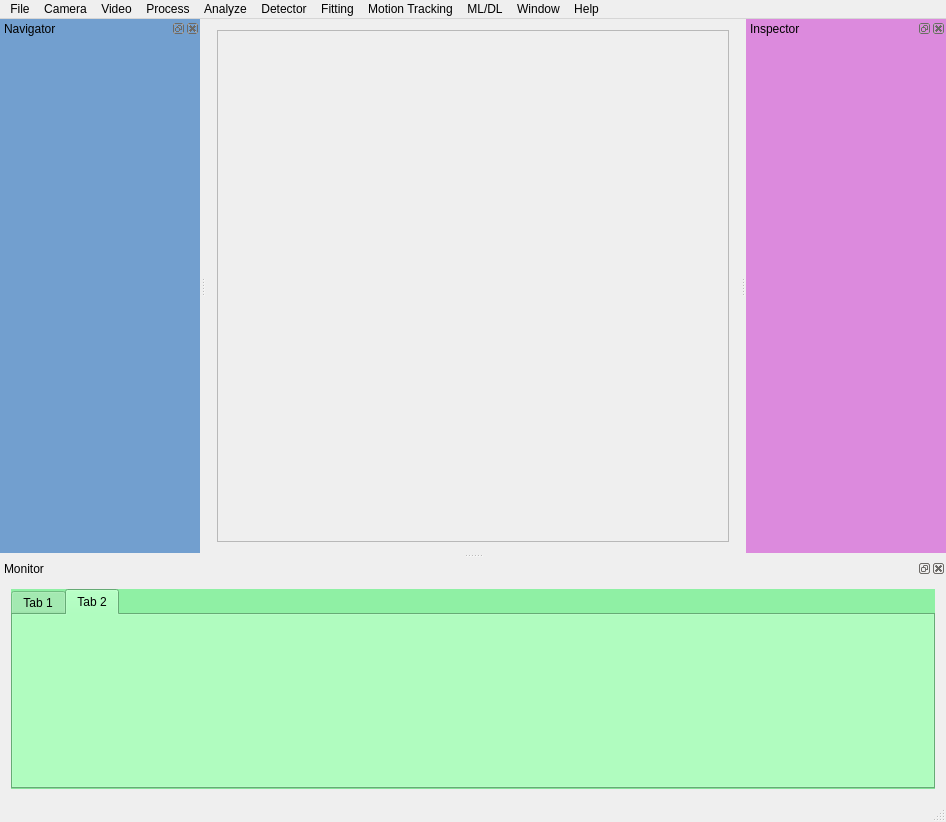
This is GuiApp/ui/MainWindow.ui in inoueshinichi/Dev_QtImgProcGuiApp as Qt 5 draws it before an edit. The edited form follows.
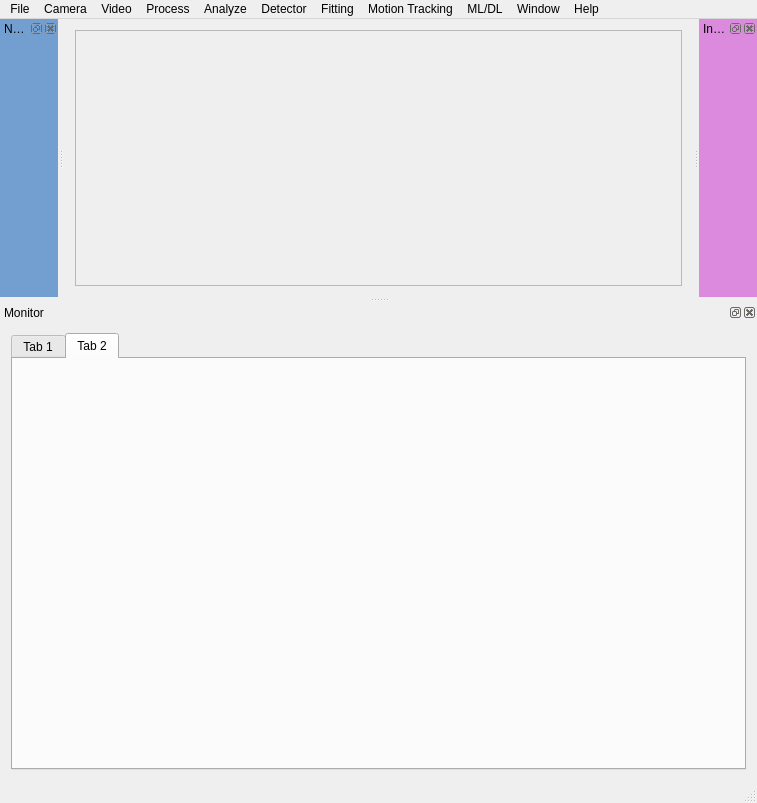
This is the edited form. The open tabs and pages were chosen to show the change.

The edit to the form file:
```diff
--- a/GuiApp/ui/MainWindow.ui
+++ b/GuiApp/ui/MainWindow.ui
@@ -6,8 +6,8 @@
    <rect>
     <x>0</x>
     <y>0</y>
-    <width>942</width>
-    <height>814</height>
+    <width>757</width>
+    <height>803</height>
    </rect>
   </property>
   <property name="sizePolicy">
@@ -40,8 +40,8 @@
      <widget class="QFrame" name="frame">
       <property name="minimumSize">
        <size>
-        <width>512</width>
-        <height>512</height>
+        <width>256</width>
+        <height>256</height>
        </size>
       </property>
       <property name="frameShape">
@@ -59,7 +59,7 @@
     <rect>
      <x>0</x>
      <y>0</y>
-     <width>942</width>
+     <width>757</width>
      <height>28</height>
     </rect>
    </property>
@@ -266,9 +266,9 @@
       <colorrole role="Button">
        <brush brushstyle="SolidPattern">
         <color alpha="255">
-         <red>143</red>
-         <green>240</green>
-         <blue>164</blue>
+         <red>239</red>
+         <green>239</green>
+         <blue>239</blue>
         </color>
        </brush>
       </colorrole>
@@ -284,27 +284,27 @@
       <colorrole role="Midlight">
        <brush brushstyle="SolidPattern">
         <color alpha="255">
-         <red>199</red>
+         <red>247</red>
          <green>247</green>
-         <blue>209</blue>
+         <blue>247</blue>
         </color>
        </brush>
       </colorrole>
       <colorrole role="Dark">
        <brush brushstyle="SolidPattern">
         <color alpha="255">
-         <red>72</red>
-         <green>120</green>
-         <blue>82</blue>
+         <red>119</red>
+         <green>119</green>
+         <blue>119</blue>
         </color>
        </brush>
       </colorrole>
       <colorrole role="Mid">
        <brush brushstyle="SolidPattern">
         <color alpha="255">
-         <red>95</red>
-         <green>160</green>
-         <blue>109</blue>
+         <red>159</red>
+         <green>159</green>
+         <blue>159</blue>
         </color>
        </brush>
       </colorrole>
@@ -347,9 +347,9 @@
       <colorrole role="Window">
        <brush brushstyle="SolidPattern">
         <color alpha="255">
-         <red>143</red>
-         <green>240</green>
-         <blue>164</blue>
+         <red>239</red>
+         <green>239</green>
+         <blue>239</blue>
         </color>
        </brush>
       </colorrole>
@@ -365,9 +365,9 @@
       <colorrole role="AlternateBase">
        <brush brushstyle="SolidPattern">
         <color alpha="255">
-         <red>199</red>
+         <red>247</red>
          <green>247</green>
-         <blue>209</blue>
+         <blue>247</blue>
         </color>
        </brush>
       </colorrole>
@@ -412,9 +412,9 @@
       <colorrole role="Button">
        <brush brushstyle="SolidPattern">
         <color alpha="255">
-         <red>143</red>
-         <green>240</green>
-         <blue>164</blue>
+         <red>239</red>
+         <green>239</green>
+         <blue>239</blue>
         </color>
        </brush>
       </colorrole>
@@ -430,27 +430,27 @@
       <colorrole role="Midlight">
        <brush brushstyle="SolidPattern">
         <color alpha="255">
-         <red>199</red>
+         <red>247</red>
          <green>247</green>
-         <blue>209</blue>
+         <blue>247</blue>
         </color>
        </brush>
       </colorrole>
       <colorrole role="Dark">
        <brush brushstyle="SolidPattern">
         <color alpha="255">
-         <red>72</red>
-         <green>120</green>
-         <blue>82</blue>
+         <red>119</red>
+         <green>119</green>
+         <blue>119</blue>
         </color>
        </brush>
       </colorrole>
       <colorrole role="Mid">
        <brush brushstyle="SolidPattern">
         <color alpha="255">
-         <red>95</red>
-         <green>160</green>
-         <blue>109</blue>
+         <red>159</red>
+         <green>159</green>
+         <blue>159</blue>
         </color>
        </brush>
       </colorrole>
@@ -493,9 +493,9 @@
       <colorrole role="Window">
        <brush brushstyle="SolidPattern">
         <color alpha="255">
-         <red>143</red>
-         <green>240</green>
-         <blue>164</blue>
+         <red>239</red>
+         <green>239</green>
+         <blue>239</blue>
         </color>
        </brush>
       </colorrole>
@@ -511,9 +511,9 @@
       <colorrole role="AlternateBase">
        <brush brushstyle="SolidPattern">
         <color alpha="255">
-         <red>199</red>
+         <red>247</red>
          <green>247</green>
-         <blue>209</blue>
+         <blue>247</blue>
         </color>
        </brush>
       </colorrole>
@@ -549,18 +549,18 @@
       <colorrole role="WindowText">
        <brush brushstyle="SolidPattern">
         <color alpha="255">
-         <red>72</red>
-         <green>120</green>
-         <blue>82</blue>
+         <red>119</red>
+         <green>119</green>
+         <blue>119</blue>
         </color>
        </brush>
       </colorrole>
       <colorrole role="Button">
        <brush brushstyle="SolidPattern">
         <color alpha="255">
-         <red>143</red>
-         <green>240</green>
-         <blue>164</blue>
+         <red>239</red>
+         <green>239</green>
+         <blue>239</blue>
         </color>
        </brush>
       </colorrole>
@@ -576,36 +576,36 @@
       <colorrole role="Midlight">
        <brush brushstyle="SolidPattern">
         <color alpha="255">
-         <red>199</red>
+         <red>247</red>
          <green>247</green>
-         <blue>209</blue>
+         <blue>247</blue>
         </color>
        </brush>
       </colorrole>
       <colorrole role="Dark">
        <brush brushstyle="SolidPattern">
         <color alpha="255">
-         <red>72</red>
-         <green>120</green>
-         <blue>82</blue>
+         <red>119</red>
+         <green>119</green>
+         <blue>119</blue>
         </color>
        </brush>
       </colorrole>
       <colorrole role="Mid">
        <brush brushstyle="SolidPattern">
         <color alpha="255">
-         <red>95</red>
-         <green>160</green>
-         <blue>109</blue>
+         <red>159</red>
+         <green>159</green>
+         <blue>159</blue>
         </color>
        </brush>
       </colorrole>
       <colorrole role="Text">
        <brush brushstyle="SolidPattern">
         <color alpha="255">
-         <red>72</red>
-         <green>120</green>
-         <blue>82</blue>
+         <red>119</red>
+         <green>119</green>
+         <blue>119</blue>
         </color>
        </brush>
       </colorrole>
@@ -621,27 +621,27 @@
       <colorrole role="ButtonText">
        <brush brushstyle="SolidPattern">
         <color alpha="255">
-         <red>72</red>
-         <green>120</green>
-         <blue>82</blue>
+         <red>119</red>
+         <green>119</green>
+         <blue>119</blue>
         </color>
        </brush>
       </colorrole>
       <colorrole role="Base">
        <brush brushstyle="SolidPattern">
         <color alpha="255">
-         <red>143</red>
-         <green>240</green>
-         <blue>164</blue>
+         <red>239</red>
+         <green>239</green>
+         <blue>239</blue>
         </color>
        </brush>
       </colorrole>
       <colorrole role="Window">
        <brush brushstyle="SolidPattern">
         <color alpha="255">
-         <red>143</red>
-         <green>240</green>
-         <blue>164</blue>
+         <red>239</red>
+         <green>239</green>
+         <blue>239</blue>
         </color>
        </brush>
       </colorrole>
@@ -657,9 +657,9 @@
       <colorrole role="AlternateBase">
        <brush brushstyle="SolidPattern">
         <color alpha="255">
-         <red>143</red>
-         <green>240</green>
-         <blue>164</blue>
+         <red>239</red>
+         <green>239</green>
+         <blue>239</blue>
         </color>
        </brush>
       </colorrole>
@@ -706,11 +706,447 @@
     <layout class="QVBoxLayout" name="verticalLayout_2">
      <item>
       <widget class="QTabWidget" name="tabWidget">
-       <property name="minimumSize">
-        <size>
-         <width>0</width>
-         <height>200</height>
-        </size>
+       <property name="palette">
+        <palette>
+         <active>
+          <colorrole role="WindowText">
+           <brush brushstyle="SolidPattern">
+            <color alpha="255">
+             <red>0</red>
+             <green>0</green>
+             <blue>0</blue>
+            </color>
+           </brush>
+          </colorrole>
+          <colorrole role="Button">
+           <brush brushstyle="SolidPattern">
+            <color alpha="255">
+             <red>239</red>
+             <green>239</green>
+             <blue>239</blue>
+            </color>
+           </brush>
+          </colorrole>
+          <colorrole role="Light">
+           <brush brushstyle="SolidPattern">
+            <color alpha="255">
+             <red>255</red>
+             <green>255</green>
+             <blue>255</blue>
+            </color>
+           </brush>
+          </colorrole>
+          <colorrole role="Midlight">
+           <brush brushstyle="SolidPattern">
+            <color alpha="255">
+             <red>247</red>
+             <green>247</green>
+             <blue>247</blue>
+            </color>
+           </brush>
+          </colorrole>
+          <colorrole role="Dark">
+           <brush brushstyle="SolidPattern">
+            <color alpha="255">
+             <red>119</red>
+             <green>119</green>
+             <blue>119</blue>
+            </color>
+           </brush>
+          </colorrole>
+          <colorrole role="Mid">
+           <brush brushstyle="SolidPattern">
+            <color alpha="255">
+             <red>159</red>
+             <green>159</green>
+             <blue>159</blue>
+            </color>
+           </brush>
+          </colorrole>
+          <colorrole role="Text">
+           <brush brushstyle="SolidPattern">
+            <color alpha="255">
+             <red>0</red>
+             <green>0</green>
+             <blue>0</blue>
+            </color>
+           </brush>
+          </colorrole>
+          <colorrole role="BrightText">
+           <brush brushstyle="SolidPattern">
+            <color alpha="255">
+             <red>255</red>
+             <green>255</green>
+             <blue>255</blue>
+            </color>
+           </brush>
+          </colorrole>
+          <colorrole role="ButtonText">
+           <brush brushstyle="SolidPattern">
+            <color alpha="255">
+             <red>0</red>
+             <green>0</green>
+             <blue>0</blue>
+            </color>
+           </brush>
+          </colorrole>
+          <colorrole role="Base">
+           <brush brushstyle="SolidPattern">
+            <color alpha="255">
+             <red>255</red>
+             <green>255</green>
+             <blue>255</blue>
+            </color>
+           </brush>
+          </colorrole>
+          <colorrole role="Window">
+           <brush brushstyle="SolidPattern">
+            <color alpha="255">
+             <red>239</red>
+             <green>239</green>
+             <blue>239</blue>
+            </color>
+           </brush>
+          </colorrole>
+          <colorrole role="Shadow">
+           <brush brushstyle="SolidPattern">
+            <color alpha="255">
+             <red>0</red>
+             <green>0</green>
+             <blue>0</blue>
+            </color>
+           </brush>
+          </colorrole>
+          <colorrole role="AlternateBase">
+           <brush brushstyle="SolidPattern">
+            <color alpha="255">
+             <red>247</red>
+             <green>247</green>
+             <blue>247</blue>
+            </color>
+           </brush>
+          </colorrole>
+          <colorrole role="ToolTipBase">
+           <brush brushstyle="SolidPattern">
+            <color alpha="255">
+             <red>255</red>
+             <green>255</green>
+             <blue>220</blue>
+            </color>
+           </brush>
+          </colorrole>
+          <colorrole role="ToolTipText">
+           <brush brushstyle="SolidPattern">
+            <color alpha="255">
+             <red>0</red>
+             <green>0</green>
+             <blue>0</blue>
+            </color>
+           </brush>
+          </colorrole>
+          <colorrole role="PlaceholderText">
+           <brush brushstyle="SolidPattern">
+            <color alpha="128">
+             <red>0</red>
+             <green>0</green>
+             <blue>0</blue>
+            </color>
+           </brush>
+          </colorrole>
+         </active>
+         <inactive>
+          <colorrole role="WindowText">
+           <brush brushstyle="SolidPattern">
+            <color alpha="255">
+             <red>0</red>
+             <green>0</green>
+             <blue>0</blue>
+            </color>
+           </brush>
+          </colorrole>
+          <colorrole role="Button">
+           <brush brushstyle="SolidPattern">
+            <color alpha="255">
+             <red>239</red>
+             <green>239</green>
+             <blue>239</blue>
+            </color>
+           </brush>
+          </colorrole>
+          <colorrole role="Light">
+           <brush brushstyle="SolidPattern">
+            <color alpha="255">
+             <red>255</red>
+             <green>255</green>
+             <blue>255</blue>
+            </color>
+           </brush>
+          </colorrole>
+          <colorrole role="Midlight">
+           <brush brushstyle="SolidPattern">
+            <color alpha="255">
+             <red>247</red>
+             <green>247</green>
+             <blue>247</blue>
+            </color>
+           </brush>
+          </colorrole>
+          <colorrole role="Dark">
+           <brush brushstyle="SolidPattern">
+            <color alpha="255">
+             <red>119</red>
+             <green>119</green>
+             <blue>119</blue>
+            </color>
+           </brush>
+          </colorrole>
+          <colorrole role="Mid">
+           <brush brushstyle="SolidPattern">
+            <color alpha="255">
+             <red>159</red>
+             <green>159</green>
+             <blue>159</blue>
+            </color>
+           </brush>
+          </colorrole>
+          <colorrole role="Text">
+           <brush brushstyle="SolidPattern">
+            <color alpha="255">
+             <red>0</red>
+             <green>0</green>
+             <blue>0</blue>
+            </color>
+           </brush>
+          </colorrole>
+          <colorrole role="BrightText">
+           <brush brushstyle="SolidPattern">
+            <color alpha="255">
+             <red>255</red>
+             <green>255</green>
+             <blue>255</blue>
+            </color>
+           </brush>
+          </colorrole>
+          <colorrole role="ButtonText">
+           <brush brushstyle="SolidPattern">
+            <color alpha="255">
+             <red>0</red>
+             <green>0</green>
+             <blue>0</blue>
+            </color>
+           </brush>
+          </colorrole>
+          <colorrole role="Base">
+           <brush brushstyle="SolidPattern">
+            <color alpha="255">
+             <red>255</red>
+             <green>255</green>
+             <blue>255</blue>
+            </color>
+           </brush>
+          </colorrole>
+          <colorrole role="Window">
+           <brush brushstyle="SolidPattern">
+            <color alpha="255">
+             <red>239</red>
+             <green>239</green>
+             <blue>239</blue>
+            </color>
+           </brush>
+          </colorrole>
+          <colorrole role="Shadow">
+           <brush brushstyle="SolidPattern">
+            <color alpha="255">
+             <red>0</red>
+             <green>0</green>
+             <blue>0</blue>
+            </color>
+           </brush>
+          </colorrole>
+          <colorrole role="AlternateBase">
+           <brush brushstyle="SolidPattern">
+            <color alpha="255">
+             <red>247</red>
+             <green>247</green>
+             <blue>247</blue>
+            </color>
+           </brush>
+          </colorrole>
+          <colorrole role="ToolTipBase">
+           <brush brushstyle="SolidPattern">
+            <color alpha="255">
+             <red>255</red>
+             <green>255</green>
+             <blue>220</blue>
+            </color>
+           </brush>
+          </colorrole>
+          <colorrole role="ToolTipText">
+           <brush brushstyle="SolidPattern">
+            <color alpha="255">
+             <red>0</red>
+             <green>0</green>
+             <blue>0</blue>
+            </color>
+           </brush>
+          </colorrole>
+          <colorrole role="PlaceholderText">
+           <brush brushstyle="SolidPattern">
+            <color alpha="128">
+             <red>0</red>
+             <green>0</green>
+             <blue>0</blue>
+            </color>
+           </brush>
+          </colorrole>
+         </inactive>
+         <disabled>
+          <colorrole role="WindowText">
+           <brush brushstyle="SolidPattern">
+            <color alpha="255">
+             <red>119</red>
+             <green>119</green>
+             <blue>119</blue>
+            </color>
+           </brush>
+          </colorrole>
+          <colorrole role="Button">
+           <brush brushstyle="SolidPattern">
+            <color alpha="255">
+             <red>239</red>
+             <green>239</green>
+             <blue>239</blue>
+            </color>
+           </brush>
+          </colorrole>
+          <colorrole role="Light">
+           <brush brushstyle="SolidPattern">
+            <color alpha="255">
+             <red>255</red>
+             <green>255</green>
+             <blue>255</blue>
+            </color>
+           </brush>
+          </colorrole>
+          <colorrole role="Midlight">
+           <brush brushstyle="SolidPattern">
+            <color alpha="255">
+             <red>247</red>
+             <green>247</green>
+             <blue>247</blue>
+            </color>
+           </brush>
+          </colorrole>
+          <colorrole role="Dark">
+           <brush brushstyle="SolidPattern">
+            <color alpha="255">
+             <red>119</red>
+             <green>119</green>
+             <blue>119</blue>
+            </color>
+           </brush>
+          </colorrole>
+          <colorrole role="Mid">
+           <brush brushstyle="SolidPattern">
+            <color alpha="255">
+             <red>159</red>
+             <green>159</green>
+             <blue>159</blue>
+            </color>
+           </brush>
+          </colorrole>
+          <colorrole role="Text">
+           <brush brushstyle="SolidPattern">
+            <color alpha="255">
+             <red>119</red>
+             <green>119</green>
+             <blue>119</blue>
+            </color>
+           </brush>
+          </colorrole>
+          <colorrole role="BrightText">
+           <brush brushstyle="SolidPattern">
+            <color alpha="255">
+             <red>255</red>
+             <green>255</green>
+             <blue>255</blue>
+            </color>
+           </brush>
+          </colorrole>
+          <colorrole role="ButtonText">
+           <brush brushstyle="SolidPattern">
+            <color alpha="255">
+             <red>119</red>
+             <green>119</green>
+             <blue>119</blue>
+            </color>
+           </brush>
+          </colorrole>
+          <colorrole role="Base">
+           <brush brushstyle="SolidPattern">
+            <color alpha="255">
+             <red>239</red>
+             <green>239</green>
+             <blue>239</blue>
+            </color>
+           </brush>
+          </colorrole>
+          <colorrole role="Window">
+           <brush brushstyle="SolidPattern">
+            <color alpha="255">
+             <red>239</red>
+             <green>239</green>
+             <blue>239</blue>
+            </color>
+           </brush>
+          </colorrole>
+          <colorrole role="Shadow">
+           <brush brushstyle="SolidPattern">
+            <color alpha="255">
+             <red>0</red>
+             <green>0</green>
+             <blue>0</blue>
+            </color>
+           </brush>
+          </colorrole>
+          <colorrole role="AlternateBase">
+           <brush brushstyle="SolidPattern">
+            <color alpha="255">
+             <red>239</red>
+             <green>239</green>
+             <blue>239</blue>
+            </color>
+           </brush>
+          </colorrole>
+          <colorrole role="ToolTipBase">
+           <brush brushstyle="SolidPattern">
+            <color alpha="255">
+             <red>255</red>
+             <green>255</green>
+             <blue>220</blue>
+            </color>
+           </brush>
+          </colorrole>
+          <colorrole role="ToolTipText">
+           <brush brushstyle="SolidPattern">
+            <color alpha="255">
+             <red>0</red>
+             <green>0</green>
+             <blue>0</blue>
+            </color>
+           </brush>
+          </colorrole>
+          <colorrole role="PlaceholderText">
+           <brush brushstyle="SolidPattern">
+            <color alpha="128">
+             <red>0</red>
+             <green>0</green>
+             <blue>0</blue>
+            </color>
+           </brush>
+          </colorrole>
+         </disabled>
+        </palette>
        </property>
        <property name="autoFillBackground">
         <bool>true</bool>
@@ -731,12 +1167,6 @@
    </widget>
   </widget>
   <widget class="QDockWidget" name="dockWidgetNavigator">
-   <property name="minimumSize">
-    <size>
-     <width>200</width>
-     <height>35</height>
-    </size>
-   </property>
    <property name="palette">
     <palette>
      <active>
@@ -1194,12 +1624,6 @@
    <widget class="QWidget" name="dockWidgetContents_2"/>
   </widget>
   <widget class="QDockWidget" name="dockWidgetInspector">
-   <property name="minimumSize">
-    <size>
-     <width>200</width>
-     <height>35</height>
-    </size>
-   </property>
    <property name="palette">
     <palette>
      <active>
```
Left out of the diff: 12 changed lines with no effect on the pictures.
